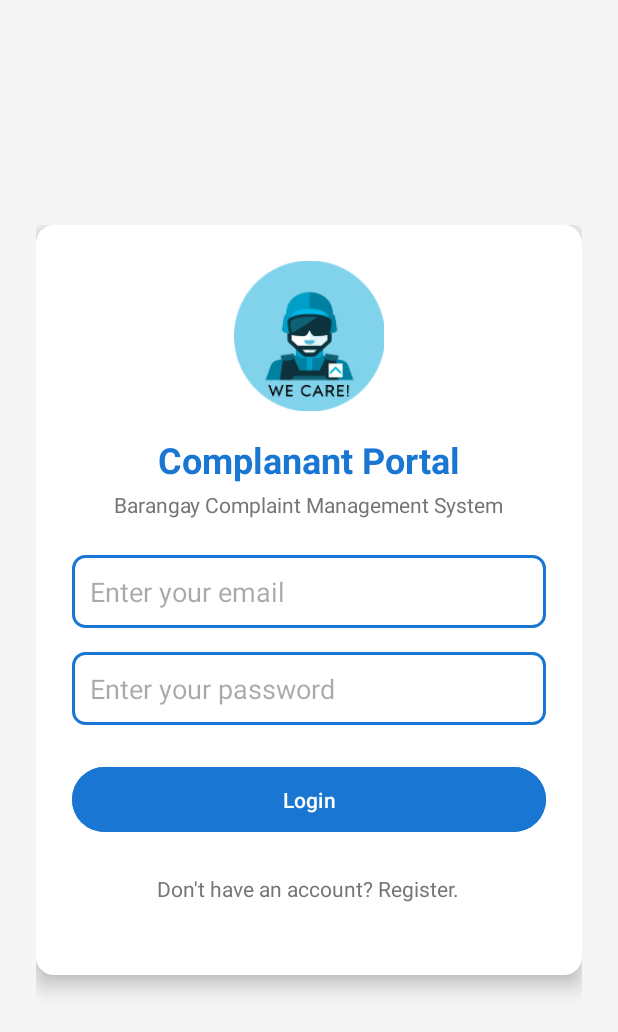
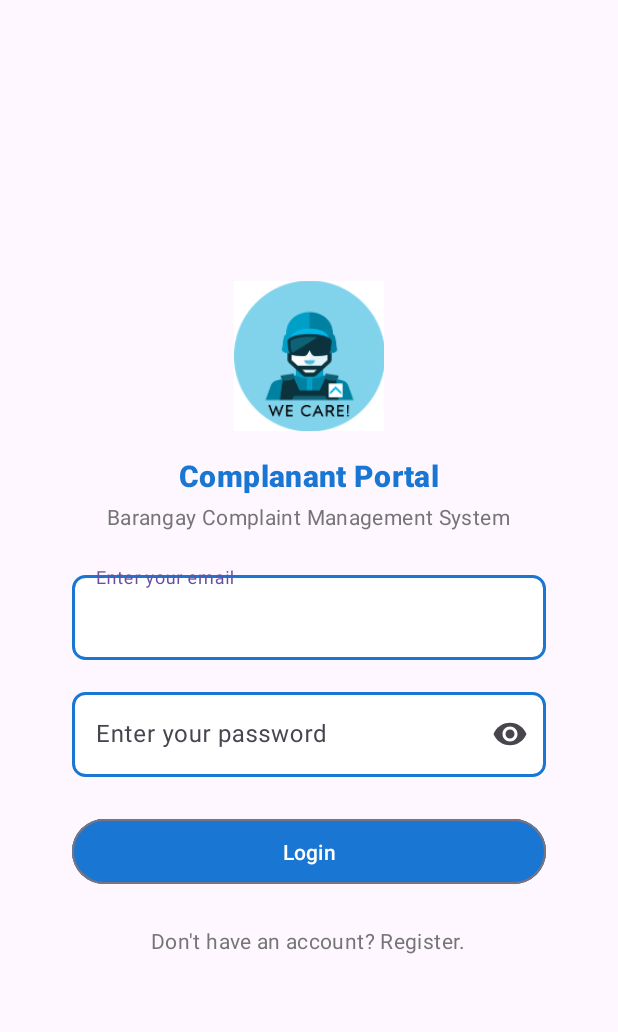
Before and after one commit to IamGotu/WeCareMobile, an Android app: the screen it shows after launch (Login), on a phone screen of 412 x 824 dp. Shown: the top 1032 px of the screen. Run offline under Robolectric (Android 15) with nearby library versions, the light colour scheme and no system bars; our stand-ins replace Volley.

Commit message:
Login with the connection to mysql database

```diff
--- a/app/build.gradle.kts
+++ b/app/build.gradle.kts
@@ -40,5 +40,5 @@ dependencies {
     androidTestImplementation(libs.ext.junit)
     androidTestImplementation(libs.espresso.core)
 
-    implementation("com.android.volley:volley:1.2.1")
+    implementation(libs.volley)
 }
--- a/app/src/main/AndroidManifest.xml
+++ b/app/src/main/AndroidManifest.xml
@@ -7,6 +7,7 @@
     <uses-permission android:name="android.permission.INTERNET" />
 
     <application
+        android:networkSecurityConfig="@xml/network_security_config"
         android:allowBackup="true"
         android:dataExtractionRules="@xml/data_extraction_rules"
         android:fullBackupContent="@xml/backup_rules"
--- a/app/src/main/res/layout/activity_login.xml
+++ b/app/src/main/res/layout/activity_login.xml
@@ -1,101 +1,116 @@
 <?xml version="1.0" encoding="utf-8"?>
 <androidx.core.widget.NestedScrollView xmlns:android="http://schemas.android.com/apk/res/android"
     xmlns:tools="http://schemas.android.com/tools"
+    xmlns:app="http://schemas.android.com/apk/res-auto"
     android:layout_width="match_parent"
     android:layout_height="match_parent"
-    xmlns:app="http://schemas.android.com/apk/res-auto"
-    android:background="#F5F5F5">
+    android:fillViewport="true"
+    android:background="?android:attr/windowBackground"
+    tools:context=".Login">
 
     <androidx.constraintlayout.widget.ConstraintLayout
         android:layout_width="match_parent"
         android:layout_height="wrap_content"
-        android:padding="24dp"
-        android:layout_gravity="center">
+        android:padding="24dp">
 
             <LinearLayout
-            android:id="@+id/loginCard"
                 android:layout_width="match_parent"
                 android:layout_height="wrap_content"
-            android:layout_marginBottom="24dp"
-            android:background="@drawable/card_background"
-            android:elevation="8dp"
-            android:gravity="center"
                 android:orientation="vertical"
                 android:padding="24dp"
+                android:gravity="center"
+                app:layout_constraintTop_toTopOf="parent"
                 app:layout_constraintBottom_toBottomOf="parent"
+                app:layout_constraintStart_toStartOf="parent"
                 app:layout_constraintEnd_toEndOf="parent"
-            app:layout_constraintHorizontal_bias="0.0"
-            app:layout_constraintStart_toStartOf="parent"
-            app:layout_constraintTop_toTopOf="parent"
-            app:layout_constraintVertical_bias="1.0">
+                tools:ignore="MissingConstraints">
 
                 <ImageView
                     android:id="@+id/logoImageView"
                     android:layout_width="100dp"
                     android:layout_height="100dp"
                     android:layout_marginBottom="16dp"
-                android:scaleType="centerCrop"
-                android:src="@drawable/ic_wecare_logo" />
+                    android:src="@drawable/ic_wecare_logo"
+                    android:scaleType="centerCrop" />
 
                 <TextView
                     android:id="@+id/titleTextView"
                     android:layout_width="wrap_content"
                     android:layout_height="wrap_content"
-                android:layout_marginBottom="4dp"
                     android:text="@string/complanant_portal"
+                    android:textAppearance="?attr/textAppearanceHeadline6"
                     android:textColor="#1976D2"
-                android:textSize="24sp"
-                android:textStyle="bold" />
+                    android:textStyle="bold"
+                    android:layout_marginBottom="4dp" />
 
                 <TextView
                     android:id="@+id/subtitleTextView"
                     android:layout_width="wrap_content"
                     android:layout_height="wrap_content"
-                android:layout_marginBottom="24dp"
                     android:text="@string/system_title"
+                    android:textAppearance="?attr/textAppearanceBody2"
                     android:textColor="#757575"
-                android:textSize="14sp" />
+                    android:layout_marginBottom="24dp" />
 
-            <EditText
+                <com.google.android.material.textview.MaterialTextView
+                    android:id="@+id/errorTextView"
+                    android:layout_width="match_parent"
+                    android:layout_height="wrap_content"
+                    android:textColor="@android:color/holo_red_dark"
+                    android:visibility="gone"
+                    android:gravity="center"
+                    android:text="Error will appear here"
+                    android:layout_marginBottom="16dp"/>
+
+                <com.google.android.material.textfield.TextInputLayout
+                    android:layout_width="match_parent"
+                    android:layout_height="wrap_content"
+                    android:layout_marginBottom="16dp"
+                    app:endIconMode="clear_text">
+
+                    <com.google.android.material.textfield.TextInputEditText
                         android:id="@+id/emailEditText"
                         android:layout_width="match_parent"
                         android:layout_height="wrap_content"
-                android:layout_marginBottom="16dp"
-                android:background="@drawable/edittext_background"
                         android:hint="@string/email"
                         android:inputType="textEmailAddress"
-                android:padding="12dp" />
+                        android:background="@drawable/edittext_background" />
+                </com.google.android.material.textfield.TextInputLayout>
 
-            <EditText
+                <com.google.android.material.textfield.TextInputLayout
+                    android:layout_width="match_parent"
+                    android:layout_height="wrap_content"
+                    android:layout_marginBottom="24dp"
+                    app:endIconMode="password_toggle">
+
+                    <com.google.android.material.textfield.TextInputEditText
                         android:id="@+id/passwordEditText"
                         android:layout_width="match_parent"
                         android:layout_height="wrap_content"
-                android:layout_marginBottom="24dp"
-                android:background="@drawable/edittext_background"
                         android:hint="@string/password"
                         android:inputType="textPassword"
-                android:padding="12dp" />
+                        android:background="@drawable/edittext_background" />
+                </com.google.android.material.textfield.TextInputLayout>
 
-            <Button
+                <com.google.android.material.button.MaterialButton
                     android:id="@+id/loginButton"
                     android:layout_width="match_parent"
                     android:layout_height="wrap_content"
+                    android:text="@string/login"
+                    style="?attr/materialButtonOutlinedStyle"
                     android:backgroundTint="#1976D2"
-                android:padding="12dp"
-                android:text="@string/login"
-                android:textColor="#FFFFFF" />
+                    android:textColor="@color/white"
+                    android:padding="12dp" />
 
                 <TextView
                     android:id="@+id/registerTextView"
                     android:layout_width="wrap_content"
                     android:layout_height="wrap_content"
-                android:layout_margin="24dp"
                     android:text="@string/redirect_registration"
+                    android:textAppearance="?attr/textAppearanceBody2"
                     android:textColor="#757575"
-                android:textSize="14sp" />
-
+                    android:layout_marginTop="24dp" />
             </LinearLayout>
 
     </androidx.constraintlayout.widget.ConstraintLayout>
-
 </androidx.core.widget.NestedScrollView>
--- /dev/null
+++ b/app/src/main/res/xml/network_security_config.xml
@@ -0,0 +1,6 @@
+<?xml version="1.0" encoding="utf-8"?>
+<network-security-config>
+    <domain-config cleartextTrafficPermitted="true">
+        <domain includeSubdomains="TODO">192.168.0.35</domain> <!-- Your IP Address -->
+    </domain-config>
+</network-security-config>
--- a/gradle/libs.versions.toml
+++ b/gradle/libs.versions.toml
@@ -7,6 +7,7 @@ appcompat = "1.7.0"
 material = "1.12.0"
 activity = "1.10.1"
 constraintlayout = "2.2.1"
+volley = "1.2.1"
 
 [libraries]
 junit = { group = "junit", name = "junit", version.ref = "junit" }
@@ -16,6 +17,7 @@ appcompat = { group = "androidx.appcompat", name = "appcompat", version.ref = "a
 material = { group = "com.google.android.material", name = "material", version.ref = "material" }
 activity = { group = "androidx.activity", name = "activity", version.ref = "activity" }
 constraintlayout = { group = "androidx.constraintlayout", name = "constraintlayout", version.ref = "constraintlayout" }
+volley = { module = "com.android.volley:volley", version.ref = "volley" }
 
 [plugins]
 android-application = { id = "com.android.application", version.ref = "agp" }
```
Also changed, not shown: app/src/main/java/com/sia/android/wecare/Login.java (+90 -24 lines). Lines whose indentation alone changed are shown as unchanged.
